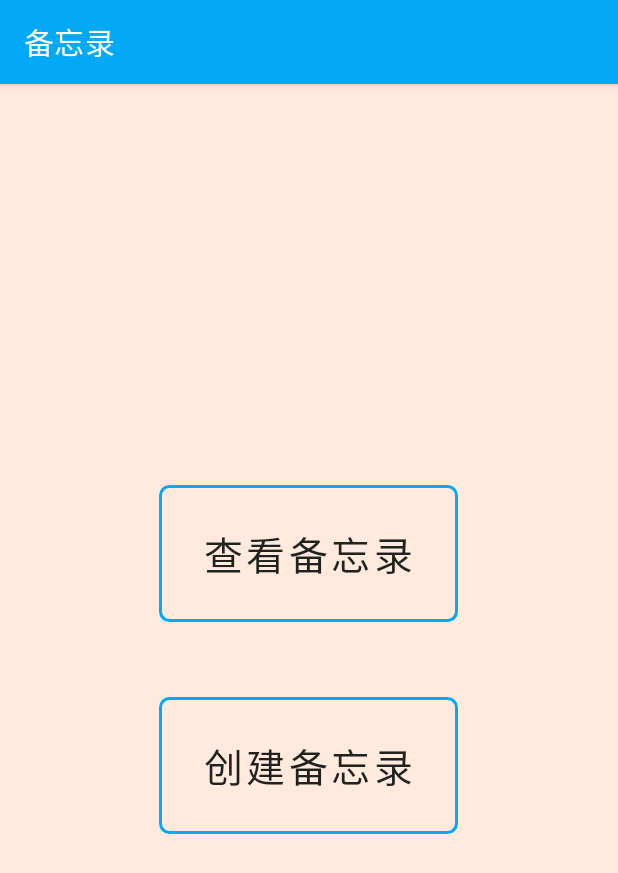
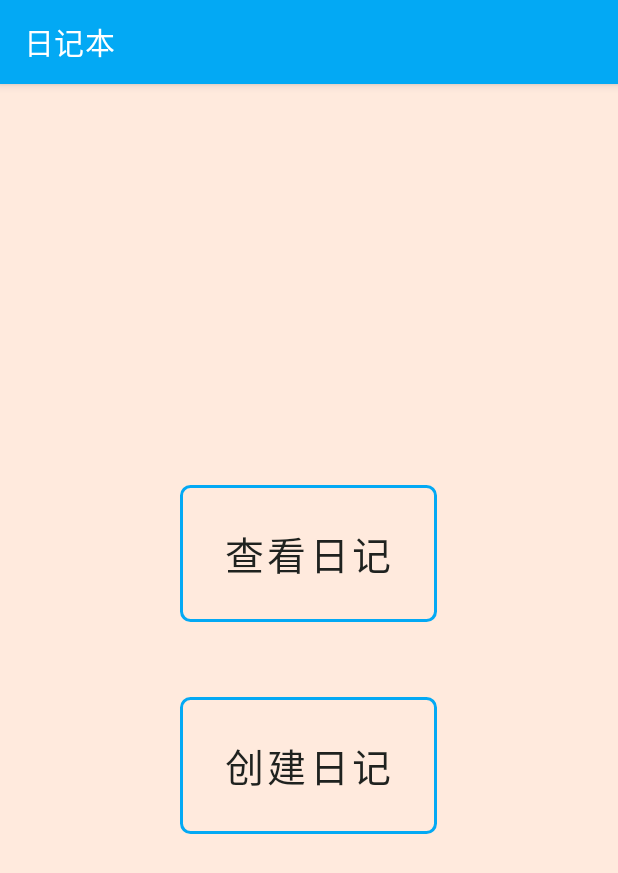
Before and after one commit to Ouyangrenzhi/miniapp, an Android app: the screen it shows after launch (MainActivity), on a phone screen of 412 x 824 dp. Shown: the top 873 px of the screen. Run offline under Robolectric (Android 15) with nearby library versions, the phone set to English and light mode, and no system bars.

Commit message:
第二次提交

```diff
--- a/app/src/main/java/com/app/diary/ui/DiaryEditActivity.java
+++ b/app/src/main/java/com/app/diary/ui/DiaryEditActivity.java
@@ -34,7 +34,7 @@ public class DiaryEditActivity extends BaseActivity {
 
     private static final String EXTRA_DIARY_ID = "diaryId";
 
-    private static final String[] WEATHERS = new String[]{"晴天", "雨天", "雪天"};
+    private static final String[] WEATHERS = new String[]{"晴天", "阴天","雨天", "雪天"};
 
     private Toolbar toolbar;//标题栏控件
     private TextView dateTextView;//日期文本控件
--- a/app/src/main/java/com/app/diary/ui/MainActivity.java
+++ b/app/src/main/java/com/app/diary/ui/MainActivity.java
@@ -19,7 +19,6 @@ public class MainActivity extends BaseActivity {
     private Toolbar toolbar;//标题栏控件
     private Button browseButton;//查看日记按钮控件
     private Button createButton;//创建日记按钮控件
-   // private TextView versionTextView;//当前版本文本控件
 
     @Override
     protected void onCreate(Bundle savedInstanceState) {
@@ -36,7 +35,7 @@ public class MainActivity extends BaseActivity {
         toolbar = findViewById(R.id.toolbar);
         browseButton = findViewById(R.id.browse_button);
         createButton = findViewById(R.id.create_button);
-        //versionTextView = findViewById(R.id.version_textView);
+
     }
 
     /**
@@ -68,8 +67,7 @@ public class MainActivity extends BaseActivity {
 
         });
 
-        //将当前版本名称显示在文本上
-       // versionTextView.setText("当前版本:v" + AppUtils.getVersionName());
+
     }
 
 }
--- a/app/src/main/res/layout/activity_diary_browse.xml
+++ b/app/src/main/res/layout/activity_diary_browse.xml
@@ -18,7 +18,7 @@
             android:layout_height="?attr/actionBarSize"
             android:background="?attr/colorPrimary"
             app:popupTheme="@style/Theme.App.PopupOverlay"
-            app:title="备忘录详情" />
+            app:title="日记详情" />
 
     </com.google.android.material.appbar.AppBarLayout>
 
--- a/app/src/main/res/layout/activity_diary_edit.xml
+++ b/app/src/main/res/layout/activity_diary_edit.xml
@@ -18,7 +18,7 @@
             android:layout_height="?attr/actionBarSize"
             android:background="?attr/colorPrimary"
             app:popupTheme="@style/Theme.App.PopupOverlay"
-            app:title="编辑备忘录" />
+            app:title="编辑日记" />
 
     </com.google.android.material.appbar.AppBarLayout>
 
--- a/app/src/main/res/layout/activity_diary_list.xml
+++ b/app/src/main/res/layout/activity_diary_list.xml
@@ -18,7 +18,7 @@
             android:layout_height="?attr/actionBarSize"
             android:background="?attr/colorPrimary"
             app:popupTheme="@style/Theme.App.PopupOverlay"
-            app:title="备忘录列表" />
+            app:title="日记本列表" />
 
     </com.google.android.material.appbar.AppBarLayout>
 
--- a/app/src/main/res/layout/activity_main.xml
+++ b/app/src/main/res/layout/activity_main.xml
@@ -42,7 +42,7 @@
                 android:paddingTop="20dp"
                 android:paddingEnd="30dp"
                 android:paddingBottom="20dp"
-                android:text="查看备忘录"
+                android:text="查看日记"
                 android:textColor="@color/blue_700"
                 android:textSize="26sp" />
 
@@ -56,7 +56,7 @@
                 android:paddingTop="20dp"
                 android:paddingEnd="30dp"
                 android:paddingBottom="20dp"
-                android:text="创建备忘录"
+                android:text="创建日记"
                 android:textColor="@color/blue_700"
                 android:textSize="26sp" />
 
--- a/app/src/main/res/values/strings.xml
+++ b/app/src/main/res/values/strings.xml
@@ -1,3 +1,3 @@
 <resources>
-    <string name="app_name">备忘录</string>
+    <string name="app_name">日记本</string>
 </resources>
```
Also changed, not shown: 34 other files.
